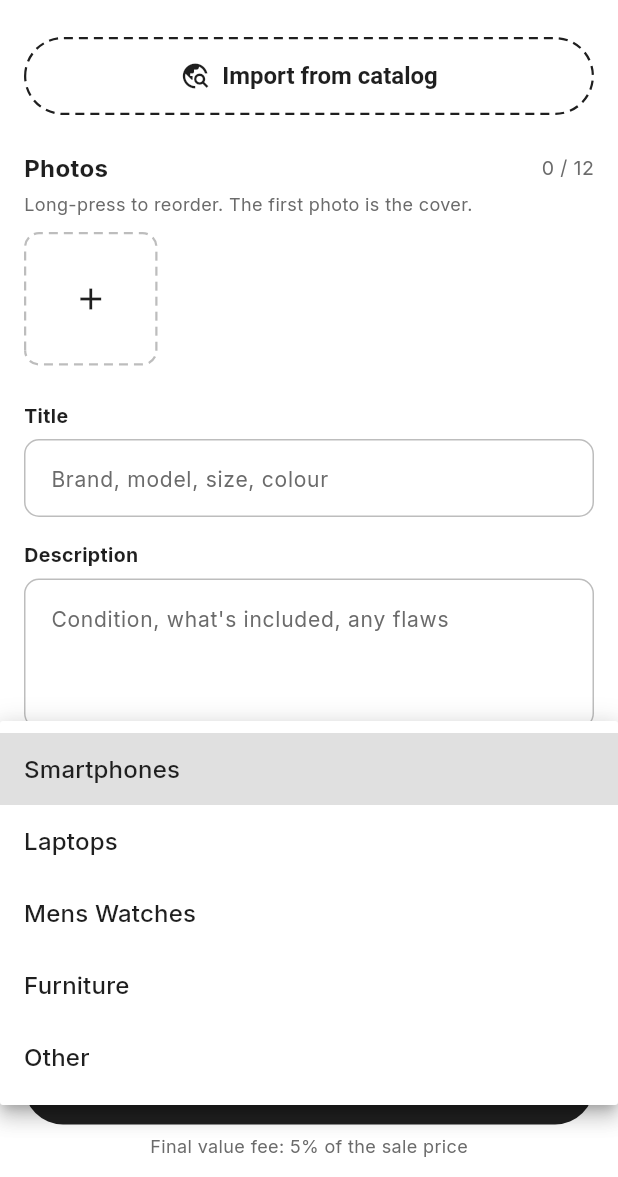
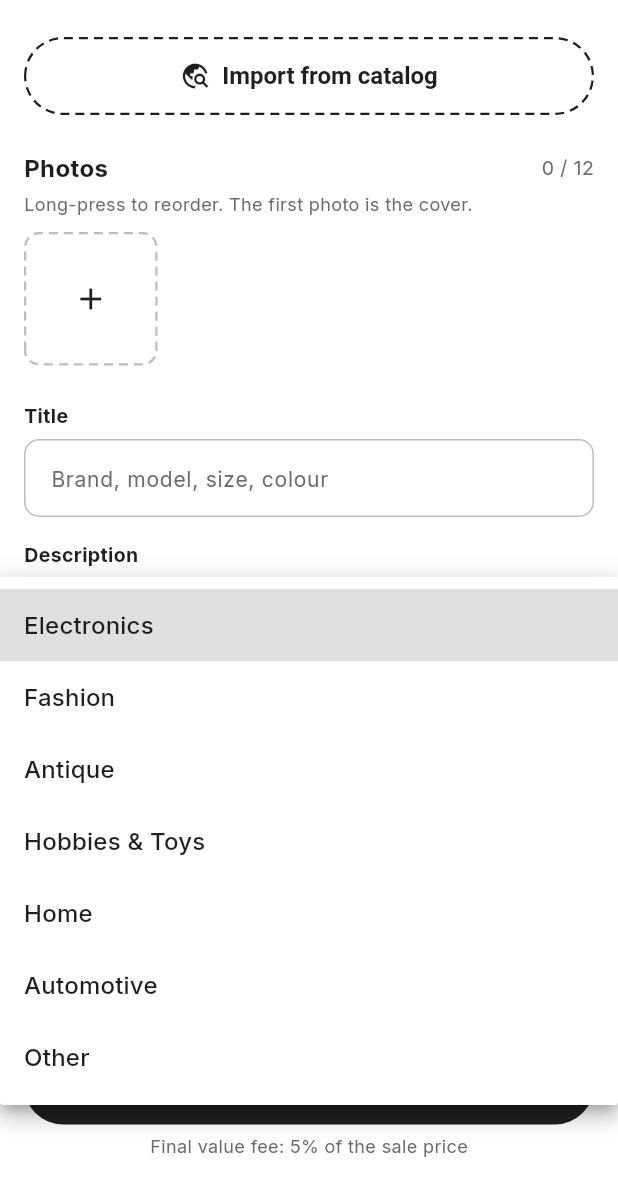
Before and after one commit to MiraiEst/kelompok-5_Kelas-C_pemrograman_mobile, a Flutter app: the SellScreen screen opened by its route, after a tap on "Choose a category", on a phone screen of 412 x 824 dp, the part 59-1236 px from its top. Run offline on Flutter 3.47's test engine with Material 3 defaults, Android fonts, the phone set to English and light mode, and no system bars; our stand-ins replace cached_network_image, cloud_firestore, cloud_functions, firebase_auth, firebase_core, firebase_messaging and 9 more; accounts and stored records are empty; network calls fail.

Commit message:
feat : simplify item categories to 7 fixed groups

```diff
--- a/authentic_app/lib/data/api/catalog_api.dart
+++ b/authentic_app/lib/data/api/catalog_api.dart
@@ -8,30 +8,13 @@ import '../../domain/models/catalog_product.dart';
 /// Client for DummyJSON (https://dummyjson.com), an open-source fake
 /// e-commerce REST API (MIT, github.com/Ovi/DummyJSON).
 ///
-/// Used for: the category list, and "Import from catalog" which pre-fills a
-/// new listing with a title, description, category and photo URLs.
+/// Used for "Import from catalog", which pre-fills a new listing with a title,
+/// description, category (mapped by ItemCategory.parse) and photo URLs.
 class CatalogApi {
   CatalogApi(this._client);
   final http.Client _client;
 
   static const _base = 'https://dummyjson.com';
-
-  static const fallbackCategories = [
-    CatalogCategory(slug: 'smartphones', name: 'Smartphones'),
-    CatalogCategory(slug: 'laptops', name: 'Laptops'),
-    CatalogCategory(slug: 'mens-watches', name: 'Mens Watches'),
-    CatalogCategory(slug: 'furniture', name: 'Furniture'),
-    CatalogCategory(slug: 'other', name: 'Other'),
-  ];
-
-  Future<List<CatalogCategory>> categories() async {
-    final res = await _client
-        .get(Uri.parse('$_base/products/categories'))
-        .timeout(const Duration(seconds: 10));
-    _check(res);
-    final list = jsonDecode(res.body) as List<dynamic>;
-    return list.map(CatalogCategory.tryParse).whereType<CatalogCategory>().toList();
-  }
 
   Future<List<CatalogProduct>> search(String query) async {
     final uri = Uri.parse('$_base/products/search').replace(
--- /dev/null
+++ b/authentic_app/lib/domain/models/item_category.dart
@@ -0,0 +1,47 @@
+/// The fixed item categories. Listings store [slug] in Firestore.
+///
+/// Older listings and DummyJSON catalog imports use DummyJSON's own slugs
+/// ("smartphones", "mens-shirts", …); [legacy] maps those onto these groups so
+/// they still show up under the right category without migrating data.
+enum ItemCategory {
+  electronics('electronics', {'smartphones', 'laptops', 'tablets', 'mobile-accessories'}),
+  fashion('fashion', {
+    'mens-shirts',
+    'mens-shoes',
+    'mens-watches',
+    'womens-bags',
+    'womens-dresses',
+    'womens-jewellery',
+    'womens-shoes',
+    'womens-watches',
+    'sunglasses',
+    'tops',
+  }),
+  antique('antique', {}),
+  hobbiesToys('hobbies-toys', {'sports-accessories'}),
+  home('home', {'furniture', 'home-decoration', 'kitchen-accessories'}),
+  automotive('automotive', {'vehicle', 'motorcycle'}),
+  other('other', {'beauty', 'fragrances', 'skin-care', 'groceries'});
+
+  const ItemCategory(this.slug, this.legacy);
+
+  /// Value stored on the listing.
+  final String slug;
+
+  /// DummyJSON / pre-2026-11 slugs that belong to this category.
+  final Set<String> legacy;
+
+  /// Every stored value that counts as this category (for the Home filter).
+  List<String> get matchingSlugs => [slug, ...legacy];
+
+  /// Maps any stored or DummyJSON slug to a category; unknown values are [other].
+  static ItemCategory parse(Object? raw) {
+    for (final c in values) {
+      if (c.slug == raw || c.legacy.contains(raw)) return c;
+    }
+    return other;
+  }
+
+  /// Like [parse] but null when nothing is stored yet (new listing form).
+  static ItemCategory? tryParse(Object? raw) => raw is String ? parse(raw) : null;
+}
--- a/authentic_app/lib/l10n/app_en.arb
+++ b/authentic_app/lib/l10n/app_en.arb
@@ -76,6 +76,13 @@
   "searchAuctions": "Search auctions",
   "all": "All",
   "endingSoon": "Ending soon",
+  "catElectronics": "Electronics",
+  "catFashion": "Fashion",
+  "catAntique": "Antique",
+  "catHobbiesToys": "Hobbies & Toys",
+  "catHome": "Home",
+  "catAutomotive": "Automotive",
+  "catOther": "Other",
   "hotDeals": "Hot deals",
   "allAuctions": "All auctions",
   "noActiveAuctions": "No active auctions yet",
--- a/authentic_app/lib/l10n/app_id.arb
+++ b/authentic_app/lib/l10n/app_id.arb
@@ -55,6 +55,13 @@
   "searchAuctions": "Cari lelang",
   "all": "Semua",
   "endingSoon": "Segera berakhir",
+  "catElectronics": "Elektronik",
+  "catFashion": "Fashion",
+  "catAntique": "Antique",
+  "catHobbiesToys": "Hobi dan Mainan",
+  "catHome": "Rumah",
+  "catAutomotive": "Otomotif",
+  "catOther": "Lainnya",
   "hotDeals": "Penawaran panas",
   "allAuctions": "Semua lelang",
   "noActiveAuctions": "Belum ada lelang aktif",
--- a/authentic_app/lib/l10n/app_localizations.dart
+++ b/authentic_app/lib/l10n/app_localizations.dart
@@ -423,6 +423,48 @@ abstract class AppLocalizations {
   /// **'Ending soon'**
   String get endingSoon;
 
+  /// No description provided for @catElectronics.
+  ///
+  /// In en, this message translates to:
+  /// **'Electronics'**
+  String get catElectronics;
+
+  /// No description provided for @catFashion.
+  ///
+  /// In en, this message translates to:
+  /// **'Fashion'**
+  String get catFashion;
+
+  /// No description provided for @catAntique.
+  ///
+  /// In en, this message translates to:
+  /// **'Antique'**
+  String get catAntique;
+
+  /// No description provided for @catHobbiesToys.
+  ///
+  /// In en, this message translates to:
+  /// **'Hobbies & Toys'**
+  String get catHobbiesToys;
+
+  /// No description provided for @catHome.
+  ///
+  /// In en, this message translates to:
+  /// **'Home'**
+  String get catHome;
+
+  /// No description provided for @catAutomotive.
+  ///
+  /// In en, this message translates to:
+  /// **'Automotive'**
+  String get catAutomotive;
+
+  /// No description provided for @catOther.
+  ///
+  /// In en, this message translates to:
+  /// **'Other'**
+  String get catOther;
+
   /// No description provided for @hotDeals.
   ///
   /// In en, this message translates to:
--- a/authentic_app/lib/l10n/app_localizations_en.dart
+++ b/authentic_app/lib/l10n/app_localizations_en.dart
@@ -180,6 +180,27 @@ class AppLocalizationsEn extends AppLocalizations {
   String get endingSoon => 'Ending soon';
 
   @override
+  String get catElectronics => 'Electronics';
+
+  @override
+  String get catFashion => 'Fashion';
+
+  @override
+  String get catAntique => 'Antique';
+
+  @override
+  String get catHobbiesToys => 'Hobbies & Toys';
+
+  @override
+  String get catHome => 'Home';
+
+  @override
+  String get catAutomotive => 'Automotive';
+
+  @override
+  String get catOther => 'Other';
+
+  @override
   String get hotDeals => 'Hot deals';
 
   @override
--- a/authentic_app/lib/l10n/labels.dart
+++ b/authentic_app/lib/l10n/labels.dart
@@ -5,6 +5,7 @@ import '../core/extensions.dart';
 import '../data/services/courier_rate_service.dart';
 import '../domain/bidding/proxy_engine.dart';
 import '../domain/models/app_user.dart';
+import '../domain/models/item_category.dart';
 import '../domain/models/listing.dart';
 import '../domain/models/order.dart';
 import '../ui/sell/sell_validation.dart';
@@ -36,6 +37,21 @@ extension ListingStatusL10n on ListingStatus {
       ListingStatus.sold => l.listingSold,
       ListingStatus.unsold => l.listingUnsold,
       ListingStatus.ended => l.listingEnded,
+    };
+  }
+}
+
+extension ItemCategoryL10n on ItemCategory {
+  String text(BuildContext context) {
+    final l = context.l10n;
+    return switch (this) {
+      ItemCategory.electronics => l.catElectronics,
+      ItemCategory.fashion => l.catFashion,
+      ItemCategory.antique => l.catAntique,
+      ItemCategory.hobbiesToys => l.catHobbiesToys,
+      ItemCategory.home => l.catHome,
+      ItemCategory.automotive => l.catAutomotive,
+      ItemCategory.other => l.catOther,
     };
   }
 }
--- a/authentic_app/lib/ui/listing/listing_detail_screen.dart
+++ b/authentic_app/lib/ui/listing/listing_detail_screen.dart
@@ -17,6 +17,7 @@ import '../widgets/common.dart';
 import '../widgets/section_header.dart';
 import '../widgets/user_avatar.dart';
 import 'place_bid_sheet.dart';
+import '../../domain/models/item_category.dart';
 
 /// "Sun 22 Nov, 18:30" in the device time zone.
 DateFormat get endDateFormat => DateFormat('EEE d MMM, HH:mm');
@@ -56,8 +57,7 @@ class _Detail extends ConsumerWidget {
   @override
   Widget build(BuildContext context, WidgetRef ref) {
     final l = listing;
-    final categories = ref.watch(categoriesProvider).value ?? const [];
-    final category = categories.where((c) => c.slug == l.category).firstOrNull?.name ?? l.category;
+    final category = ItemCategory.parse(l.category).text(context);
     final meta = [
       l.condition.text(context),
       category,
--- a/authentic_app/lib/ui/sell/sell_screen.dart
+++ b/authentic_app/lib/ui/sell/sell_screen.dart
@@ -20,6 +20,7 @@ import '../widgets/section_header.dart';
 import '../widgets/segmented_tabs.dart';
 import 'catalog_import_sheet.dart';
 import 'sell_validation.dart';
+import '../../domain/models/item_category.dart';
 
 /// A photo in the form: picked on this device, or already online.
 sealed class SellPhoto {
@@ -149,7 +150,7 @@ class _SellScreenState extends ConsumerState<SellScreen> {
       _listingId = id;
       _title.text = d['title'] as String? ?? '';
       _description.text = d['description'] as String? ?? '';
-      _category = d['category'] as String?;
+      _category = ItemCategory.tryParse(d['category'])?.slug;
       _condition = ItemCondition.parse(d['condition']);
       _format = ListingFormat.parse(d['format']);
       _start.text = money(d['startPrice']);
@@ -314,7 +315,7 @@ class _SellScreenState extends ConsumerState<SellScreen> {
     setState(() {
       _title.text = product.title.length > 80 ? product.title.substring(0, 80) : product.title;
       _description.text = product.description;
-      _category = product.category;
+      _category = ItemCategory.parse(product.category).slug;
       _photos.addAll(images.take(AppConfig.maxPhotos - _photos.length).map((u) => RemotePhoto(u)));
     });
 
@@ -435,11 +436,6 @@ class _SellScreenState extends ConsumerState<SellScreen> {
 
   @override
   Widget build(BuildContext context) {
-    final categories = ref.watch(categoriesProvider).value ?? const [];
-    final categoryItems = <String, String>{
-      for (final c in categories) c.slug: c.name,
-      if (_category != null && !categories.any((c) => c.slug == _category)) _category!: _category!,
-    };
     final start = parseMoney(_start.text);
     final reserve = parseMoney(_reserve.text);
     final buyNow = parseMoney(_buyNow.text);
@@ -530,8 +526,8 @@ class _SellScreenState extends ConsumerState<SellScreen> {
                     isExpanded: true,
                     hint: Text(context.l10n.chooseCategory),
                     items: [
-                      for (final e in categoryItems.entries)
-                        DropdownMenuItem(value: e.key, child: Text(e.value)),
+                      for (final c in ItemCategory.values)
+                        DropdownMenuItem(value: c.slug, child: Text(c.text(context))),
                     ],
                     onChanged: (v) => setState(() {
                       _category = v;
--- a/authentic_app/lib/ui/trending/trending_screen.dart
+++ b/authentic_app/lib/ui/trending/trending_screen.dart
@@ -10,6 +10,8 @@ import '../../providers/providers.dart';
 import '../theme/app_theme.dart';
 import '../widgets/common.dart';
 import '../widgets/section_header.dart';
+import '../../domain/models/item_category.dart';
+import '../../l10n/labels.dart';
 
 /// Trending tab: ranked lists by bids / watchers / new, plus hot categories.
 class TrendingScreen extends ConsumerWidget {
@@ -180,7 +182,6 @@ class _HotCategories extends ConsumerWidget {
   @override
   Widget build(BuildContext context, WidgetRef ref) {
     final hot = ref.watch(hotCategoriesProvider);
-    final names = {for (final c in ref.watch(categoriesProvider).value ?? const []) c.slug: c.name};
     return switch (hot) {
       AsyncValue(:final value?) when value.isEmpty => SliverToBoxAdapter(
         child: Padding(
@@ -200,7 +201,7 @@ class _HotCategories extends ConsumerWidget {
           itemCount: value.length,
           itemBuilder: (_, i) {
             final c = value[i];
-            final name = names[c.slug] ?? c.slug;
+            final name = ItemCategory.parse(c.slug).text(context);
             return Semantics(
               button: true,
               label: '$name, ${context.l10n.liveCount(c.count)}',
```
Also changed, not shown: authentic_app/lib/data/repositories/listing_repository.dart (+5 -4 lines), authentic_app/lib/domain/models/catalog_product.dart (+0 -17 lines), authentic_app/lib/l10n/app_localizations_id.dart (+21 -0 lines), authentic_app/lib/providers/providers.dart (+9 -12 lines), authentic_app/lib/ui/home/home_screen.dart (+6 -2 lines), authentic_app/lib/ui/sell/catalog_import_sheet.dart (+6 -1 lines), 2 other files.
